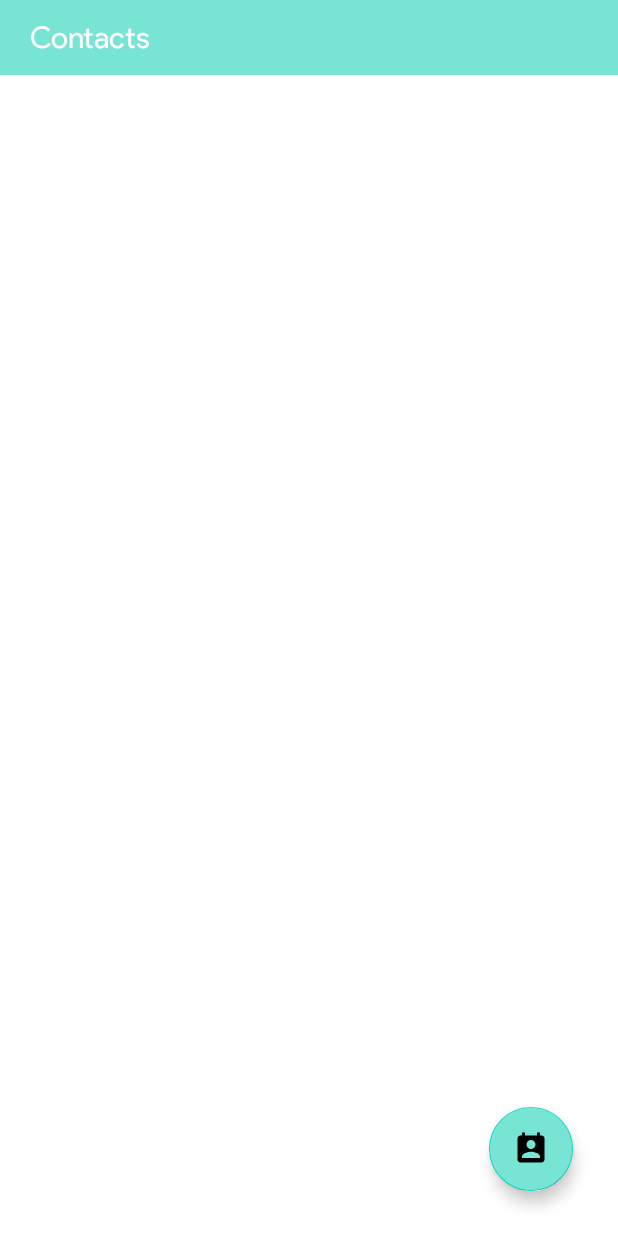
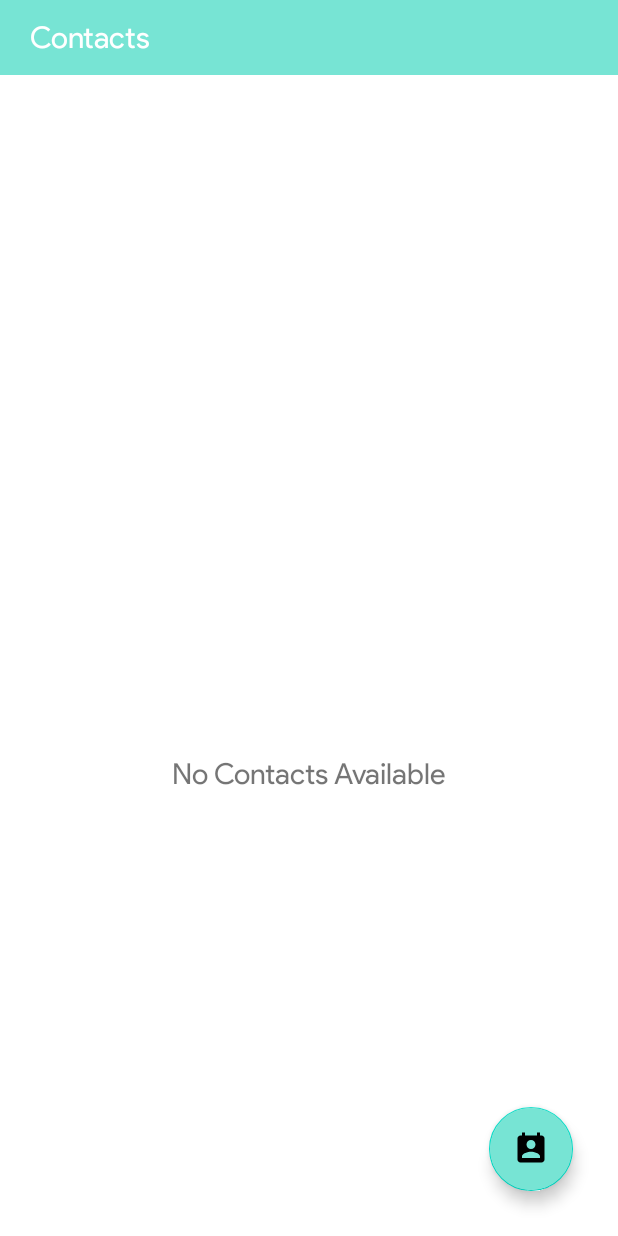
Before and after one commit to sainath-AI/MyContactList, an Android app: the layout activity_main.xml on its own in the app's theme, with its tools: preview values and no code run, on a phone screen of 412 x 824 dp. Run offline under Robolectric (Android 15) with nearby library versions, the light colour scheme and no system bars.

Commit message:
sample contact list for items layout testings

```diff
--- a/MyContactList_Daytona/app/src/main/res/layout/activity_main.xml
+++ b/MyContactList_Daytona/app/src/main/res/layout/activity_main.xml
@@ -34,8 +34,30 @@
             />
     </LinearLayout>
 
+
+    <androidx.recyclerview.widget.RecyclerView
+        android:id="@+id/RevCart"
+        android:layout_width="match_parent"
+        android:layout_height="wrap_content"
+        android:layout_below="@id/linearLayout"
+        android:layout_marginTop="10dp"
+        android:visibility="invisible"
+
+        />
+
+    <TextView
+        android:layout_width="wrap_content"
+        android:layout_height="wrap_content"
+        android:layout_above="@id/NewContacts"
+        android:layout_centerHorizontal="true"
+        android:fontFamily="@font/sans_regular"
+        android:layout_marginBottom="180dp"
+        android:text="@string/no_contacts_available"
+        android:textSize="19sp"
+        android:visibility="visible" />
+
     <com.google.android.material.floatingactionbutton.FloatingActionButton
-        android:id="@+id/newNotes"
+        android:id="@+id/NewContacts"
         android:layout_width="wrap_content"
         android:layout_height="wrap_content"
         android:layout_alignParentEnd="true"
--- a/MyContactList_Daytona/app/src/main/res/values/strings.xml
+++ b/MyContactList_Daytona/app/src/main/res/values/strings.xml
@@ -8,4 +8,5 @@
     <string name="first_name">First name</string>
     <string name="contacts">Contacts</string>
     <string name="todo">TODO</string>
+    <string name="no_contacts_available">No Contacts Available</string>
 </resources>
--- a/MyContactList_Daytona/app/src/main/res/values/themes.xml
+++ b/MyContactList_Daytona/app/src/main/res/values/themes.xml
@@ -2,8 +2,8 @@
     <!-- Base application theme. -->
     <style name="Theme.MyContactList_Daytona" parent="Theme.MaterialComponents.DayNight.NoActionBar">
         <!-- Primary brand color. -->
-        <item name="colorPrimary">@color/purple_500</item>
-        <item name="colorPrimaryVariant">#77E4D4</item>
+        <item name="colorPrimary">@color/Green</item>
+        <item name="colorPrimaryVariant">@color/Green</item>
         <item name="colorOnPrimary">@color/white</item>
         <!-- Secondary brand color. -->
         <item name="colorSecondary">@color/teal_200</item>
```
Also changed, not shown: MyContactList_Daytona/app/src/main/java/com/masai/sainath/mycontactlist_daytona/ui/MainActivity.kt (+13 -1 lines), MyContactList_Daytona/app/src/main/res/layout/activity_insert_contacts.xml (+7 -1 lines), MyContactList_Daytona/app/src/main/res/layout/contact_items.xml (added, +41 -0 lines), MyContactList_Daytona/app/src/main/res/drawable/proflier.png (added), MyContactList_Daytona/app/src/main/res/drawable/star.png (added).
